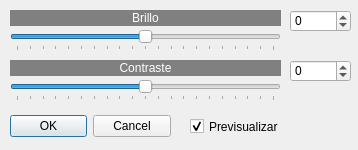
Qt form brillocontraste.ui (Daniumy/QFotoPaint4) before a commit.
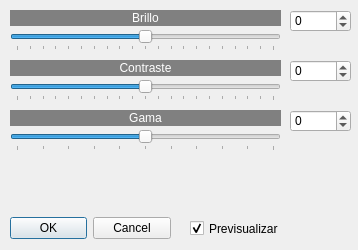
The same form after that commit. Icons and pictures are not drawn.

```diff
--- a/brillocontraste.ui
+++ b/brillocontraste.ui
@@ -10,7 +10,7 @@
     <x>0</x>
     <y>0</y>
     <width>358</width>
-    <height>150</height>
+    <height>250</height>
    </rect>
   </property>
   <property name="sizePolicy">
@@ -22,13 +22,13 @@
   <property name="minimumSize">
    <size>
     <width>358</width>
-    <height>150</height>
+    <height>250</height>
    </size>
   </property>
   <property name="maximumSize">
    <size>
     <width>358</width>
-    <height>150</height>
+    <height>250</height>
    </size>
   </property>
   <property name="windowTitle">
@@ -42,7 +42,7 @@
    <property name="geometry">
     <rect>
      <x>10</x>
-     <y>110</y>
+     <y>212</y>
      <width>161</width>
      <height>32</height>
     </rect>
@@ -180,7 +180,7 @@
    <property name="geometry">
     <rect>
      <x>190</x>
-     <y>118</y>
+     <y>220</y>
      <width>101</width>
      <height>17</height>
     </rect>
@@ -192,6 +192,67 @@
     <bool>true</bool>
    </property>
   </widget>
+  <widget class="QSlider" name="horizontalSlider_3">
+   <property name="geometry">
+    <rect>
+     <x>10</x>
+     <y>130</y>
+     <width>271</width>
+     <height>21</height>
+    </rect>
+   </property>
+   <property name="minimum">
+    <number>-100</number>
+   </property>
+   <property name="maximum">
+    <number>100</number>
+   </property>
+   <property name="orientation">
+    <enum>Qt::Horizontal</enum>
+   </property>
+   <property name="tickPosition">
+    <enum>QSlider::TicksBelow</enum>
+   </property>
+   <property name="tickInterval">
+    <number>20</number>
+   </property>
+  </widget>
+  <widget class="QLabel" name="label_3">
+   <property name="geometry">
+    <rect>
+     <x>10</x>
+     <y>110</y>
+     <width>271</width>
+     <height>16</height>
+    </rect>
+   </property>
+   <property name="styleSheet">
+    <string notr="true">background-color: rgb(128, 128, 128);
+color: rgb(255, 255, 255);</string>
+   </property>
+   <property name="text">
+    <string>Gama</string>
+   </property>
+   <property name="alignment">
+    <set>Qt::AlignCenter</set>
+   </property>
+  </widget>
+  <widget class="QSpinBox" name="spinBox_3">
+   <property name="geometry">
+    <rect>
+     <x>290</x>
+     <y>110</y>
+     <width>61</width>
+     <height>22</height>
+    </rect>
+   </property>
+   <property name="minimum">
+    <number>-200</number>
+   </property>
+   <property name="maximum">
+    <number>200</number>
+   </property>
+  </widget>
  </widget>
  <resources>
   <include location="recursos.qrc"/>
```
